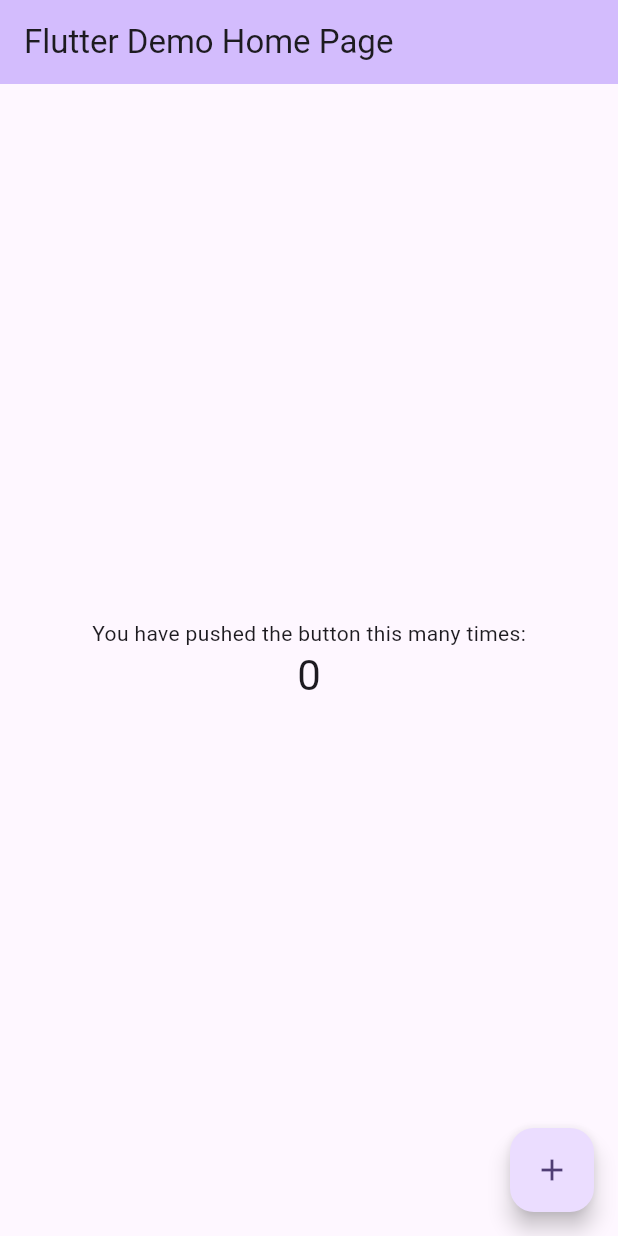
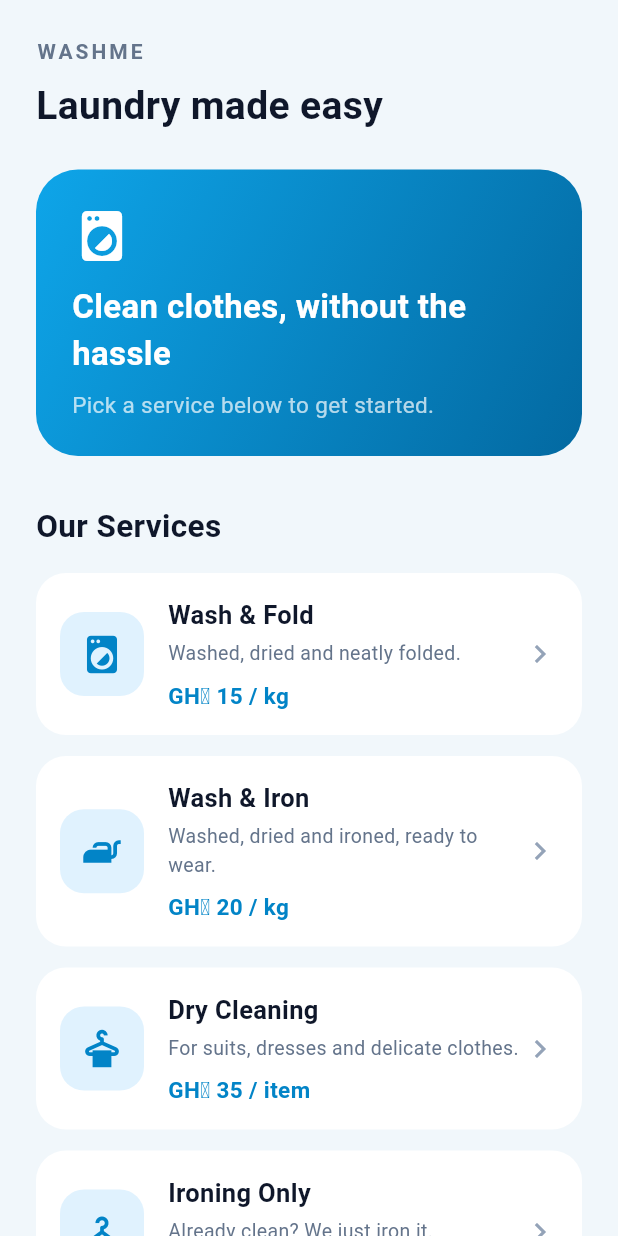
Before and after one commit to nyamekwakuprince/washme, a Flutter app: the screen it shows after launch, on a phone screen of 412 x 824 dp. Run offline on Flutter 3.47's test engine with Material 3 defaults, Android fonts, the phone set to English and light mode, and no system bars.

Commit message:
Add home screen with laundry services list

```diff
--- /dev/null
+++ b/lib/laundry_service.dart
@@ -0,0 +1,57 @@
+import 'package:flutter/material.dart';
+
+// Describes one laundry service.
+class LaundryService {
+  final String name;
+  final String description;
+  final double price;
+  final String unit;
+  final IconData icon;
+
+  const LaundryService({
+    required this.name,
+    required this.description,
+    required this.price,
+    required this.unit,
+    required this.icon,
+  });
+}
+
+// Sample services. The prices are sample values for now.
+const List<LaundryService> laundryServices = [
+  LaundryService(
+    name: 'Wash & Fold',
+    description: 'Washed, dried and neatly folded.',
+    price: 15,
+    unit: 'kg',
+    icon: Icons.local_laundry_service,
+  ),
+  LaundryService(
+    name: 'Wash & Iron',
+    description: 'Washed, dried and ironed, ready to wear.',
+    price: 20,
+    unit: 'kg',
+    icon: Icons.iron,
+  ),
+  LaundryService(
+    name: 'Dry Cleaning',
+    description: 'For suits, dresses and delicate clothes.',
+    price: 35,
+    unit: 'item',
+    icon: Icons.dry_cleaning,
+  ),
+  LaundryService(
+    name: 'Ironing Only',
+    description: 'Already clean? We just iron it.',
+    price: 5,
+    unit: 'item',
+    icon: Icons.checkroom,
+  ),
+  LaundryService(
+    name: 'Bedding & Duvets',
+    description: 'Bed sheets, blankets and duvets.',
+    price: 50,
+    unit: 'item',
+    icon: Icons.bed,
+  ),
+];
--- a/lib/main.dart
+++ b/lib/main.dart
@@ -1,121 +1,211 @@
 import 'package:flutter/material.dart';
 
+import 'laundry_service.dart';
+
 void main() {
-  runApp(const MyApp());
+  runApp(const WashMeApp());
 }
 
-class MyApp extends StatelessWidget {
-  const MyApp({super.key});
+class WashMeApp extends StatelessWidget {
+  const WashMeApp({super.key});
 
-  // This widget is the root of your application.
   @override
   Widget build(BuildContext context) {
     return MaterialApp(
-      title: 'Flutter Demo',
+      debugShowCheckedModeBanner: false,
+      title: 'WashME',
       theme: ThemeData(
-        // This is the theme of your application.
-        //
-        // TRY THIS: Try running your application with "flutter run". You'll see
-        // the application has a purple toolbar. Then, without quitting the app,
-        // try changing the seedColor in the colorScheme below to Colors.green
-        // and then invoke "hot reload" (save your changes or press the "hot
-        // reload" button in a Flutter-supported IDE, or press "r" if you used
-        // the command line to start the app).
-        //
-        // Notice that the counter didn't reset back to zero; the application
-        // state is not lost during the reload. To reset the state, use hot
-        // restart instead.
-        //
-        // This works for code too, not just values: Most code changes can be
-        // tested with just a hot reload.
-        colorScheme: .fromSeed(seedColor: Colors.deepPurple),
+        useMaterial3: true,
+        colorScheme: ColorScheme.fromSeed(
+          seedColor: const Color(0xFF0EA5E9),
+        ),
       ),
-      home: const MyHomePage(title: 'Flutter Demo Home Page'),
+      home: const HomePage(),
     );
   }
 }
 
-class MyHomePage extends StatefulWidget {
-  const MyHomePage({super.key, required this.title});
+class HomePage extends StatelessWidget {
+  const HomePage({super.key});
 
-  // This widget is the home page of your application. It is stateful, meaning
-  // that it has a State object (defined below) that contains fields that affect
-  // how it looks.
-
-  // This class is the configuration for the state. It holds the values (in this
-  // case the title) provided by the parent (in this case the App widget) and
-  // used by the build method of the State. Fields in a Widget subclass are
-  // always marked "final".
-
-  final String title;
-
-  @override
-  State<MyHomePage> createState() => _MyHomePageState();
-}
-
-class _MyHomePageState extends State<MyHomePage> {
-  int _counter = 0;
-
-  void _incrementCounter() {
-    setState(() {
-      // This call to setState tells the Flutter framework that something has
-      // changed in this State, which causes it to rerun the build method below
-      // so that the display can reflect the updated values. If we changed
-      // _counter without calling setState(), then the build method would not be
-      // called again, and so nothing would appear to happen.
-      _counter++;
-    });
+  Widget _buildBanner() {
+    return Container(
+      width: double.infinity,
+      padding: const EdgeInsets.all(24),
+      decoration: BoxDecoration(
+        gradient: const LinearGradient(
+          colors: [
+            Color(0xFF0EA5E9),
+            Color(0xFF0369A1),
+          ],
+          begin: Alignment.topLeft,
+          end: Alignment.bottomRight,
+        ),
+        borderRadius: BorderRadius.circular(28),
+      ),
+      child: const Column(
+        crossAxisAlignment: CrossAxisAlignment.start,
+        children: [
+          Icon(
+            Icons.local_laundry_service,
+            color: Colors.white,
+            size: 40,
+          ),
+          SizedBox(height: 12),
+          Text(
+            'Clean clothes, without the hassle',
+            style: TextStyle(
+              color: Colors.white,
+              fontSize: 22,
+              fontWeight: FontWeight.bold,
+            ),
+          ),
+          SizedBox(height: 8),
+          Text(
+            'Pick a service below to get started.',
+            style: TextStyle(
+              color: Colors.white70,
+              fontSize: 15,
+            ),
+          ),
+        ],
+      ),
+    );
   }
 
   @override
   Widget build(BuildContext context) {
-    // This method is rerun every time setState is called, for instance as done
-    // by the _incrementCounter method above.
-    //
-    // The Flutter framework has been optimized to make rerunning build methods
-    // fast, so that you can just rebuild anything that needs updating rather
-    // than having to individually change instances of widgets.
     return Scaffold(
-      appBar: AppBar(
-        // TRY THIS: Try changing the color here to a specific color (to
-        // Colors.amber, perhaps?) and trigger a hot reload to see the AppBar
-        // change color while the other colors stay the same.
-        backgroundColor: Theme.of(context).colorScheme.inversePrimary,
-        // Here we take the value from the MyHomePage object that was created by
-        // the App.build method, and use it to set our appbar title.
-        title: Text(widget.title),
-      ),
-      body: Center(
-        // Center is a layout widget. It takes a single child and positions it
-        // in the middle of the parent.
-        child: Column(
-          // Column is also a layout widget. It takes a list of children and
-          // arranges them vertically. By default, it sizes itself to fit its
-          // children horizontally, and tries to be as tall as its parent.
-          //
-          // Column has various properties to control how it sizes itself and
-          // how it positions its children. Here we use mainAxisAlignment to
-          // center the children vertically; the main axis here is the vertical
-          // axis because Columns are vertical (the cross axis would be
-          // horizontal).
-          //
-          // TRY THIS: Invoke "debug painting" (choose the "Toggle Debug Paint"
-          // action in the IDE, or press "p" in the console), to see the
-          // wireframe for each widget.
-          mainAxisAlignment: .center,
+      backgroundColor: const Color(0xFFF1F7FB),
+      body: SafeArea(
+        child: ListView(
+          padding: const EdgeInsets.all(24),
           children: [
-            const Text('You have pushed the button this many times:'),
-            Text(
-              '$_counter',
-              style: Theme.of(context).textTheme.headlineMedium,
+            const Text(
+              'WASHME',
+              style: TextStyle(
+                fontSize: 14,
+                fontWeight: FontWeight.bold,
+                letterSpacing: 2,
+                color: Color(0xFF64748B),
+              ),
+            ),
+            const SizedBox(height: 8),
+            const Text(
+              'Laundry made easy',
+              style: TextStyle(
+                fontSize: 26,
+                fontWeight: FontWeight.bold,
+                color: Color(0xFF0F172A),
+              ),
+            ),
+            const SizedBox(height: 24),
+            _buildBanner(),
+            const SizedBox(height: 32),
+            const Text(
+              'Our Services',
+              style: TextStyle(
+                fontSize: 21,
+                fontWeight: FontWeight.bold,
+                color: Color(0xFF0F172A),
+              ),
+            ),
+            const SizedBox(height: 16),
+            ...laundryServices.map(
+              (service) => ServiceCard(service: service),
             ),
           ],
         ),
       ),
-      floatingActionButton: FloatingActionButton(
-        onPressed: _incrementCounter,
-        tooltip: 'Increment',
-        child: const Icon(Icons.add),
+    );
+  }
+}
+
+// Reusable card that shows one laundry service.
+class ServiceCard extends StatelessWidget {
+  final LaundryService service;
+
+  const ServiceCard({super.key, required this.service});
+
+  @override
+  Widget build(BuildContext context) {
+    return Container(
+      margin: const EdgeInsets.only(bottom: 14),
+      decoration: BoxDecoration(
+        color: Colors.white,
+        borderRadius: BorderRadius.circular(20),
+      ),
+      child: Material(
+        color: Colors.transparent,
+        child: InkWell(
+          borderRadius: BorderRadius.circular(20),
+          onTap: () {
+            ScaffoldMessenger.of(context).showSnackBar(
+              SnackBar(
+                content: Text(
+                  'Booking for ${service.name} is coming in the next phase.',
+                ),
+              ),
+            );
+          },
+          child: Padding(
+            padding: const EdgeInsets.all(16),
+            child: Row(
+              children: [
+                Container(
+                  width: 56,
+                  height: 56,
+                  decoration: BoxDecoration(
+                    color: const Color(0xFFE0F2FE),
+                    borderRadius: BorderRadius.circular(16),
+                  ),
+                  child: Icon(
+                    service.icon,
+                    color: const Color(0xFF0284C7),
+                    size: 30,
+                  ),
+                ),
+                const SizedBox(width: 16),
+                Expanded(
+                  child: Column(
+                    crossAxisAlignment: CrossAxisAlignment.start,
+                    children: [
+                      Text(
+                        service.name,
+                        style: const TextStyle(
+                          fontSize: 17,
+                          fontWeight: FontWeight.bold,
+                          color: Color(0xFF0F172A),
+                        ),
+                      ),
+                      const SizedBox(height: 4),
+                      Text(
+                        service.description,
+                        style: const TextStyle(
+                          fontSize: 13,
+                          color: Color(0xFF64748B),
+                        ),
+                      ),
+                      const SizedBox(height: 8),
+                      Text(
+                        'GH\u20B5 ${service.price.toStringAsFixed(0)} / ${service.unit}',
+                        style: const TextStyle(
+                          fontSize: 15,
+                          fontWeight: FontWeight.bold,
+                          color: Color(0xFF0284C7),
+                        ),
+                      ),
+                    ],
+                  ),
+                ),
+                const Icon(
+                  Icons.chevron_right,
+                  color: Color(0xFF94A3B8),
+                ),
+              ],
+            ),
+          ),
+        ),
       ),
     );
   }
```
Also changed, not shown: 1 other file.
